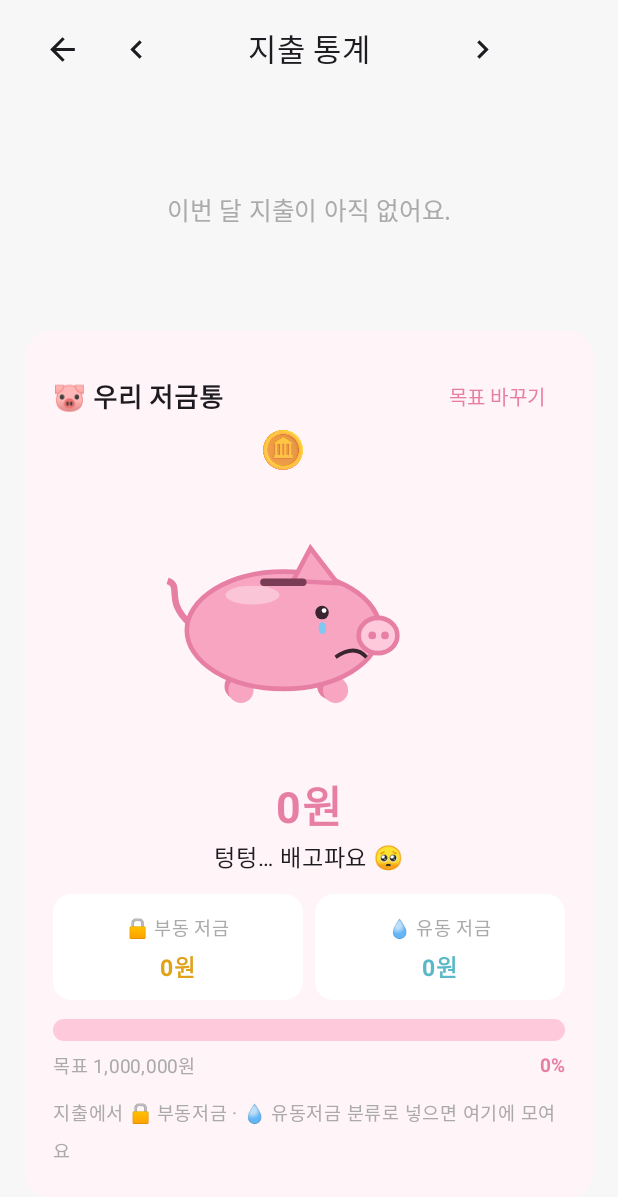
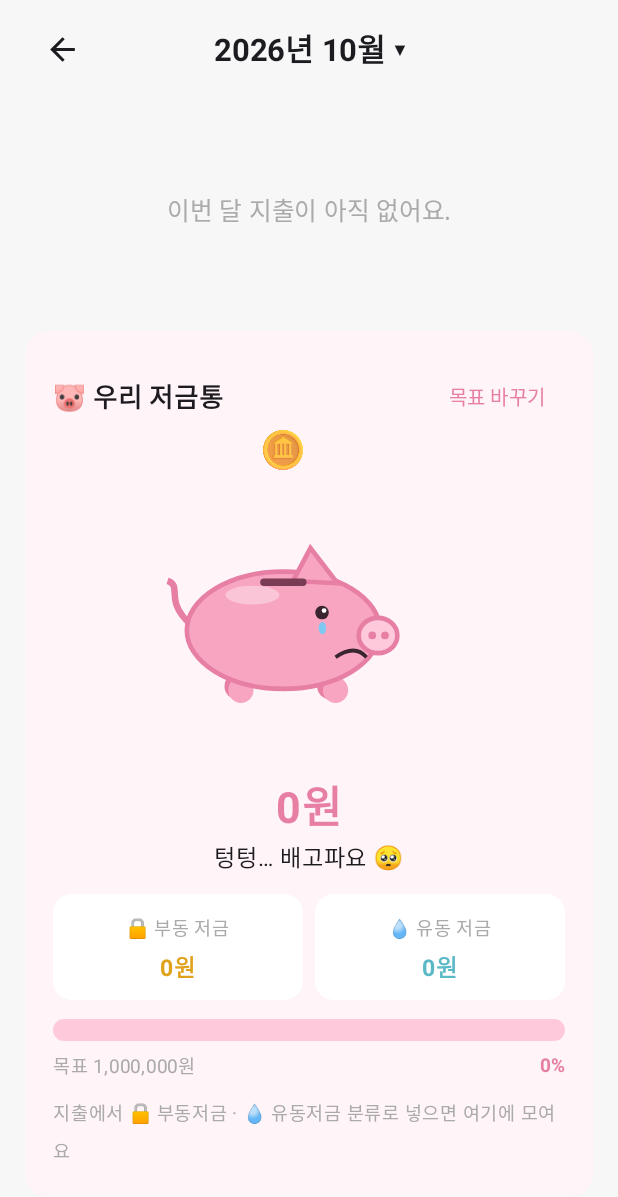
Before and after one commit to squatwolf1/Claude, an Android app built with Jetpack Compose: the screen it shows after launch (MainActivity), after a tap on "통계", on a phone screen of 412 x 824 dp. Shown: the top 1197 px of the screen. Run offline under Robolectric (Android 15) with nearby library versions, the phone set to English and light mode, and no system bars; our stand-ins replace Firebase (no records; nobody signed in at launch, a user with empty details on screens opened directly); 2 other taps on this screen came first.

Commit message:
통계 연·월을 휠 스크롤로 고르기, 달력 금액이 칸에 맞게 자동 축소
- 통계 화면: 좌우 화살표 대신 제목(연·월)을 누르면 연/월 휠 선택 창
- 달력 칸 금액·고정비 상자: 칸 너비를 넘으면 글자를 줄여 잘리지 않게(FitText)

Co-Authored-By: Claude Opus 5.5 <noreply@anthropic.com>
Claude-Session: https://claude.ai/code/session_014G3sdaVK96uYr3imeNG818

```diff
--- a/app/src/main/java/com/squatwolf/gagyebu/LedgerViewModel.kt
+++ b/app/src/main/java/com/squatwolf/gagyebu/LedgerViewModel.kt
@@ -117,6 +117,11 @@ class LedgerViewModel(app: Application) : AndroidViewModel(app) {
         }
     }
 
+    fun pickMonth(value: YearMonth) {
+        month = value
+        selected = if (month == YearMonth.now()) LocalDate.now() else month.atDay(1)
+    }
+
     fun moveMonth(delta: Long) {
         month = month.plusMonths(delta)
         selected = if (month == YearMonth.now()) LocalDate.now() else month.atDay(1)
--- a/app/src/main/java/com/squatwolf/gagyebu/ui/StatsScreen.kt
+++ b/app/src/main/java/com/squatwolf/gagyebu/ui/StatsScreen.kt
@@ -2,6 +2,8 @@ package com.squatwolf.gagyebu.ui
 
 import androidx.compose.foundation.Canvas
 import androidx.compose.foundation.background
+import androidx.compose.runtime.mutableStateOf
+import androidx.compose.foundation.clickable
 import androidx.compose.foundation.gestures.detectTapGestures
 import androidx.compose.foundation.layout.Arrangement
 import androidx.compose.foundation.layout.Box
@@ -73,7 +75,7 @@ fun StatsScreen(
     saved: Savings,
     goal: Long,
     onGoal: (Long) -> Unit,
-    onMove: (Long) -> Unit,
+    onPick: (YearMonth) -> Unit,
     onBack: () -> Unit,
 ) {
     // 저금은 쓴 돈이 아니라 모은 돈이라 지출 통계에서 뺀다.
@@ -90,6 +92,11 @@ fun StatsScreen(
         (1..month.lengthOfMonth()).map { d -> byDay[d].orEmpty().sumOf { it.amount } }
     }
 
+    var picking by remember { mutableStateOf(false) }
+    if (picking) {
+        MonthPickerDialog(month, onPick = { onPick(it); picking = false }, onDismiss = { picking = false })
+    }
+
     Scaffold(containerColor = Paper) { pad ->
         LazyColumn(
             Modifier.padding(pad).fillMaxSize(),
@@ -98,9 +105,13 @@ fun StatsScreen(
             item {
                 Row(Modifier.fillMaxWidth().padding(vertical = 8.dp), verticalAlignment = Alignment.CenterVertically) {
                     IconButton(onClick = onBack) { Icon(Icons.Default.ArrowBack, "뒤로") }
-                    IconButton(onClick = { onMove(-1) }) { Icon(Icons.Default.KeyboardArrowLeft, "이전 달") }
-                    Text("지출 통계", Modifier.weight(1f), fontSize = 20.sp, textAlign = TextAlign.Center)
-                    IconButton(onClick = { onMove(1) }) { Icon(Icons.Default.KeyboardArrowRight, "다음 달") }
+                    Text(
+                        "${month.year}년 ${month.monthValue}월 ▾",
+                        Modifier.weight(1f).clickable { picking = true }.padding(vertical = 8.dp),
+                        fontSize = 20.sp,
+                        fontWeight = FontWeight.Bold,
+                        textAlign = TextAlign.Center,
+                    )
                     Spacer(Modifier.width(48.dp))
                 }
             }
```
Also changed, not shown: app/src/main/java/com/squatwolf/gagyebu/ui/LedgerScreen.kt (+20 -12 lines), app/src/main/java/com/squatwolf/gagyebu/ui/MonthPicker.kt (added, +110 -0 lines).
